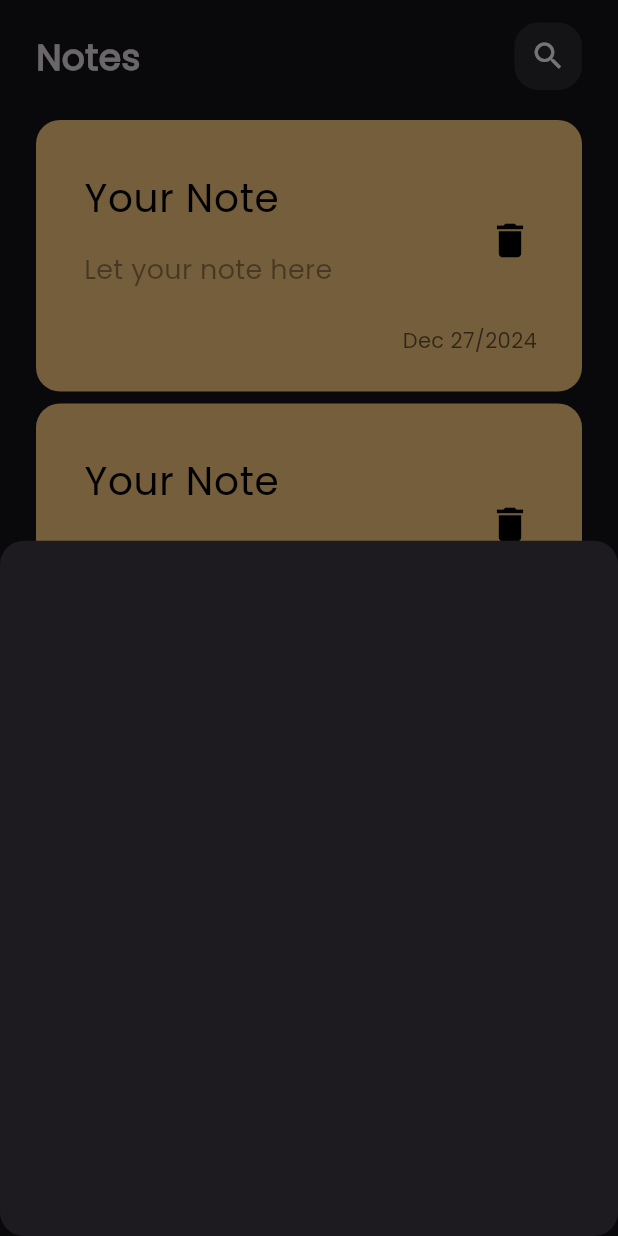
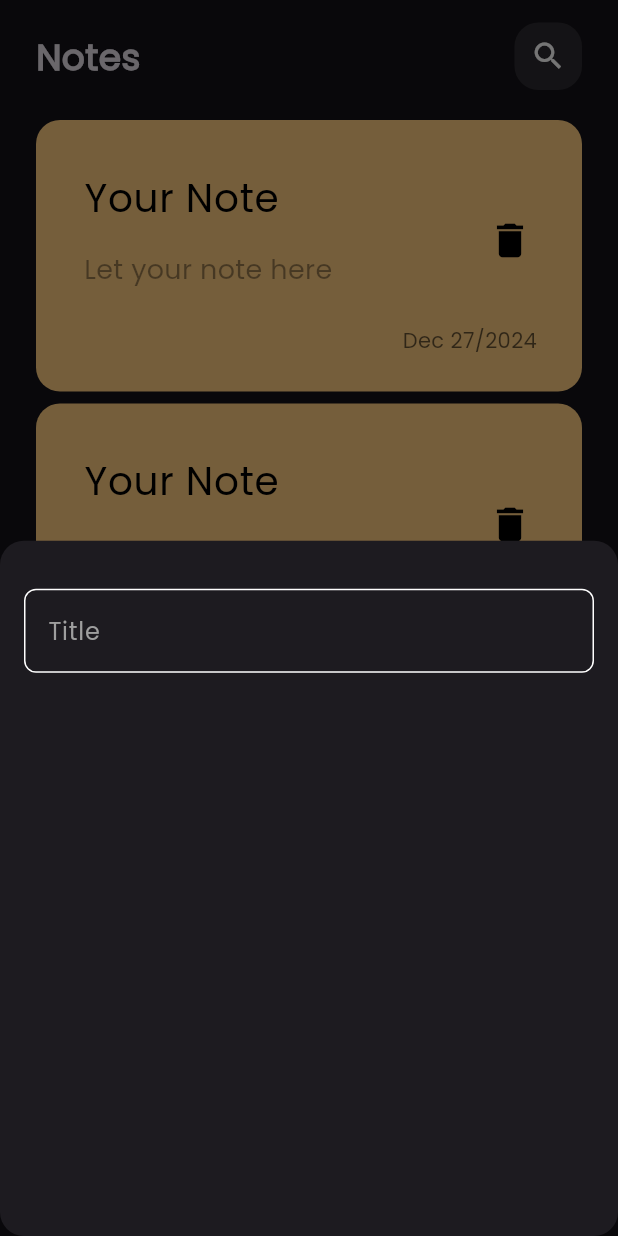
Before and after one commit to 7abrouk/NoteApp, a Flutter app: the screen it shows after launch, after a tap on the "add" icon, on a phone screen of 412 x 824 dp. Run offline on Flutter 3.47's test engine with Material 3 defaults, Android fonts, the phone set to English and light mode, and no system bars.

Commit message:
create custom text field

```diff
--- a/lib/views/notes_view.dart
+++ b/lib/views/notes_view.dart
@@ -9,6 +9,7 @@ class NotesView extends StatelessWidget {
   Widget build(BuildContext context) {
     return Scaffold(
       floatingActionButton: FloatingActionButton(
+
         onPressed: () {
           showModalBottomSheet(
             shape: RoundedRectangleBorder(
--- a/lib/views/widgets/add_note_bottom_sheet.dart
+++ b/lib/views/widgets/add_note_bottom_sheet.dart
@@ -1,10 +1,19 @@
 import 'package:flutter/material.dart';
+import 'package:note_app/views/widgets/custom_text_field.dart';
 
 class AddNoteBottomSheet extends StatelessWidget {
   const AddNoteBottomSheet({super.key});
 
   @override
   Widget build(BuildContext context) {
-    return Container();
+    return Padding(
+      padding: const EdgeInsets.symmetric(horizontal: 16),
+      child: Column(
+        children: [
+          SizedBox(height: 32,),
+          CustomTextField(),
+        ],
+      ),
+    );
   }
 }
--- /dev/null
+++ b/lib/views/widgets/constants.dart
@@ -0,0 +1 @@
+const primaryColor = 0xff62FCD7;
--- /dev/null
+++ b/lib/views/widgets/custom_text_field.dart
@@ -0,0 +1,27 @@
+import 'package:flutter/material.dart';
+import 'package:note_app/views/widgets/constants.dart';
+
+class CustomTextField extends StatelessWidget {
+  const CustomTextField({super.key});
+
+  @override
+  Widget build(BuildContext context) {
+    return TextField(
+      cursorColor: Color(primaryColor),
+      decoration: InputDecoration(
+        hintText: 'Title',
+        hintStyle: TextStyle(color: Colors.grey),
+        border: buildBorder(),
+        enabledBorder: buildBorder(),
+        focusedBorder: buildBorder(Color(primaryColor)),
+      ),
+    );
+  }
+
+  OutlineInputBorder buildBorder([color]) {
+    return OutlineInputBorder(
+      borderRadius: BorderRadius.circular(8),
+      borderSide: BorderSide(color:color ?? Colors.white),
+    );
+  }
+}
```
